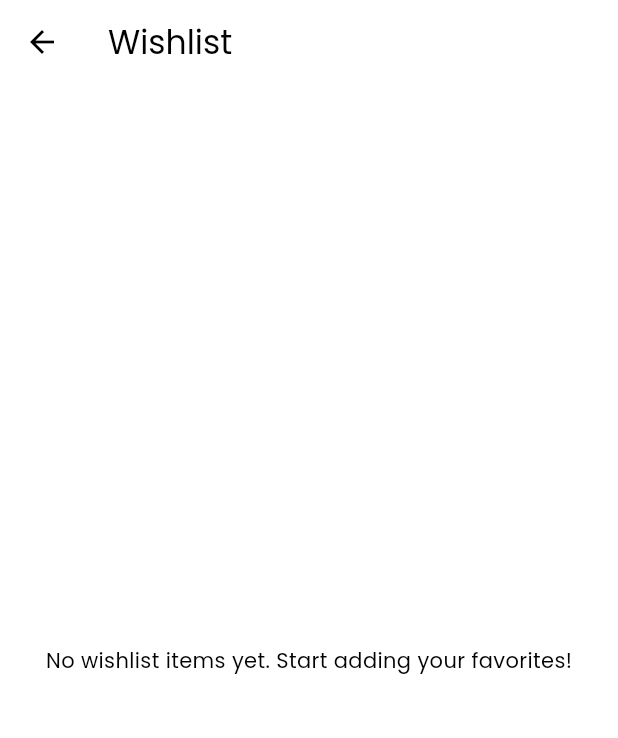
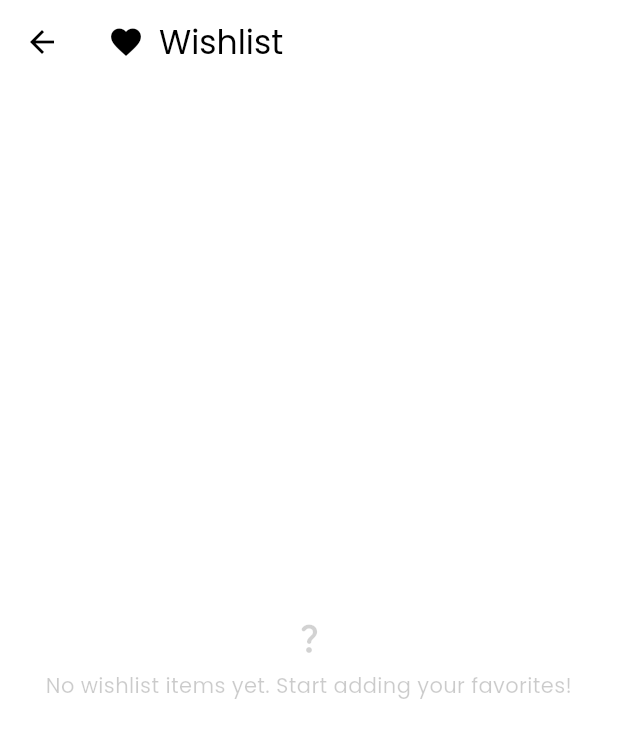
Before and after one commit to Sharkfin07/codexia, a Flutter app: the WishlistScreen screen opened directly, on a phone screen of 412 x 824 dp. Shown: the top 738 px of the screen. Run offline on Flutter 3.47's test engine with Material 3 defaults, Android fonts, the phone set to English and light mode, and no system bars; our stand-ins replace cloud_firestore, dio, firebase_auth, firebase_core, flutter_riverpod, google_nav_bar and 1 more; accounts and stored records are empty; generated files the repository leaves out were written again.

Commit message:
feat: Add wishlist feature

```diff
--- a/lib/main.dart
+++ b/lib/main.dart
@@ -11,6 +11,7 @@ import 'package:codexia/presentation/screens/main/home_screen.dart';
 import 'package:codexia/presentation/screens/main/profile_screen.dart';
 import 'package:codexia/presentation/screens/main/rental_screen.dart';
 import 'package:codexia/presentation/screens/order/rent_book_screen.dart';
+import 'package:codexia/presentation/screens/wishlist/wishlist_screen.dart';
 import 'package:codexia/presentation/theme/app_theme.dart';
 
 import 'package:firebase_core/firebase_core.dart';
@@ -36,6 +37,7 @@ class MainApp extends ConsumerWidget {
       theme: AppTheme.lightTheme(),
       darkTheme: AppTheme.darkTheme(),
       themeMode: ThemeMode.system,
+      debugShowCheckedModeBanner: false,
       home: authState.when(
         data: (user) =>
             user != null ? const HomeScreen() : const SignInScreen(),
@@ -61,6 +63,7 @@ class MainApp extends ConsumerWidget {
           final args = ModalRoute.of(context)?.settings.arguments;
           return RentBookScreen.fromRoute(args);
         },
+        '/wishlist': (context) => const WishlistScreen(),
         '/home': (context) => const HomeScreen(),
       },
     );
--- a/lib/presentation/screens/wishlist/wishlist_screen.dart
+++ b/lib/presentation/screens/wishlist/wishlist_screen.dart
@@ -12,11 +12,32 @@ class WishlistScreen extends ConsumerWidget {
   Widget build(BuildContext context, WidgetRef ref) {
     final state = ref.watch(wishlistProvider);
     return Scaffold(
-      appBar: AppBar(title: const Text('Wishlist')),
+      appBar: AppBar(
+        title: const Row(
+          children: [
+            Icon(Icons.favorite),
+            SizedBox(width: 10),
+            Text('Wishlist'),
+          ],
+        ),
+      ),
       body: state.when(
-        data: (items) => _WishlistList(items: items),
+        data: (items) => RefreshIndicator(
+          onRefresh: () => ref.refresh(wishlistProvider.future),
+          child: _WishlistList(items: items),
+        ),
         loading: () => const Center(child: CircularProgressIndicator()),
-        error: (e, _) => Center(child: Text('Failed to load: $e')),
+        error: (e, _) => RefreshIndicator(
+          onRefresh: () => ref.refresh(wishlistProvider.future),
+          child: ListView(
+            children: [
+              Padding(
+                padding: const EdgeInsets.all(24.0),
+                child: Text('Failed to load: $e'),
+              ),
+            ],
+          ),
+        ),
       ),
     );
   }
@@ -32,7 +53,20 @@ class _WishlistList extends ConsumerWidget {
       return const Center(
         child: Padding(
           padding: EdgeInsets.all(24.0),
-          child: Text('No wishlist items yet. Start adding your favorites!'),
+          child: Opacity(
+            opacity: 0.2,
+            child: Column(
+              mainAxisAlignment: MainAxisAlignment.center,
+              children: [
+                Icon(Icons.question_mark_rounded),
+                SizedBox(height: 10),
+                Text(
+                  'No wishlist items yet. Start adding your favorites!',
+                  textAlign: TextAlign.center,
+                ),
+              ],
+            ),
+          ),
         ),
       );
     }
@@ -51,6 +85,12 @@ class _WishlistList extends ConsumerWidget {
               width: 48,
               height: 72,
               fit: BoxFit.cover,
+              errorBuilder: (_, _, _) => Container(
+                width: 48,
+                height: 72,
+                color: Colors.grey.shade300,
+                child: const Icon(Icons.book_outlined, size: 28),
+              ),
             ),
           ),
           title: Text(item.title, maxLines: 2, overflow: TextOverflow.ellipsis),
```
Also changed, not shown: lib/presentation/screens/books/book_detail_screen.dart (+43 -2 lines), lib/presentation/screens/main/profile_screen.dart (+1 -7 lines).
